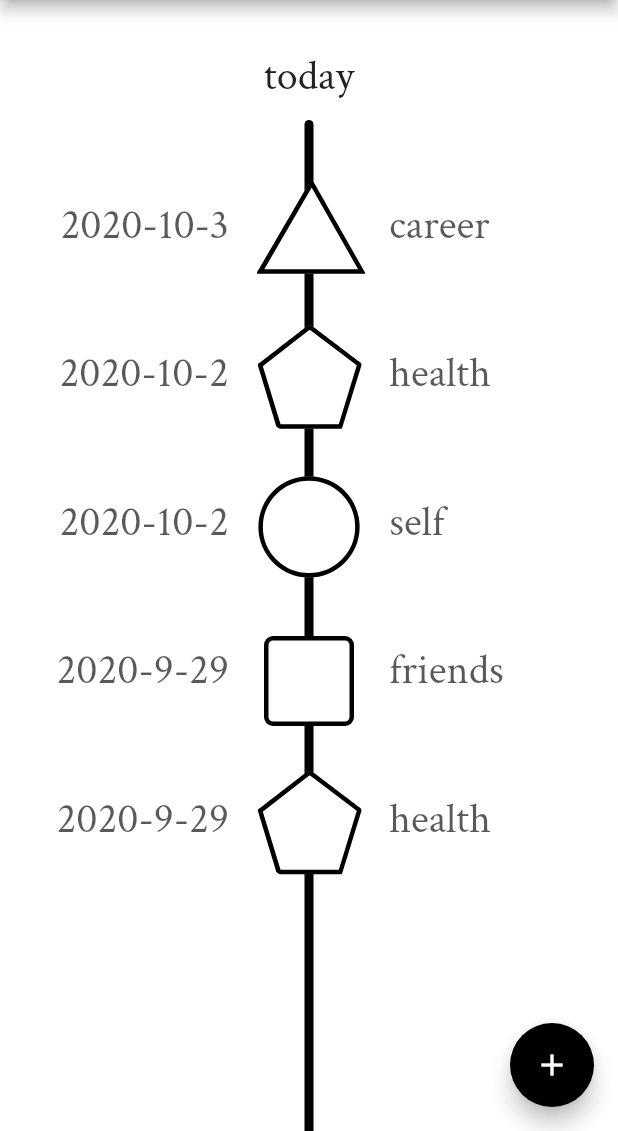
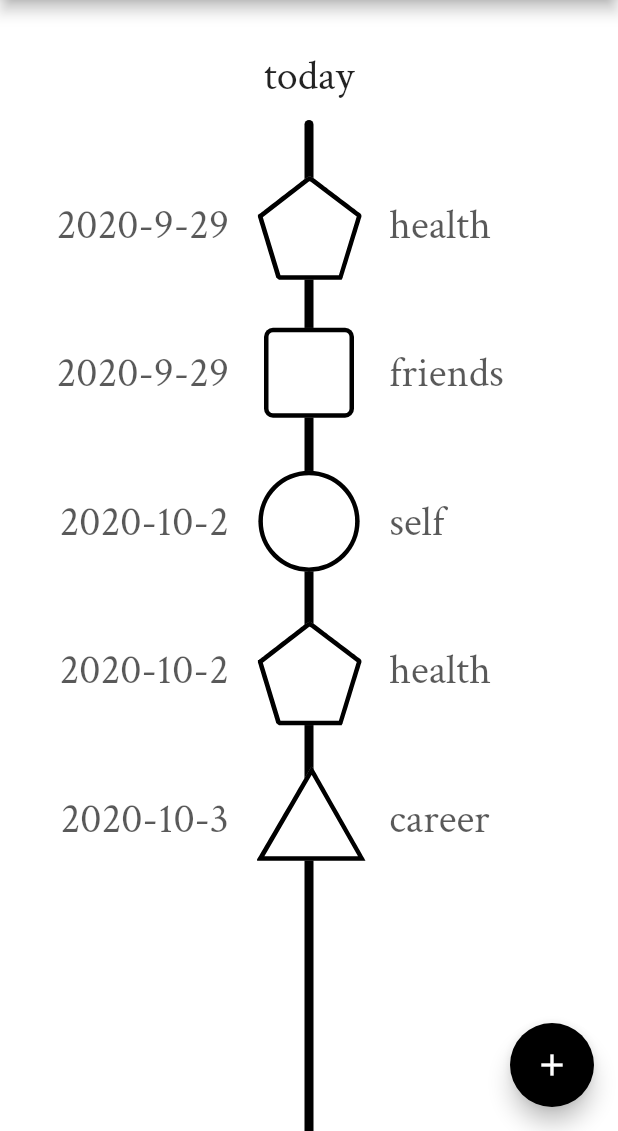
Before and after one commit to pal03377/deins-app, a Flutter app: the screen it shows after launch, on a phone screen of 412 x 824 dp, the part 105-1236 px from its top. Run offline on Flutter 3.47's test engine with Material 2 defaults, Android fonts, the phone set to English and light mode, and no system bars; our stand-ins replace google_fonts.

Commit message:
reverse entry list and remove strange padding

```diff
--- a/app/lib/TimelineList.dart
+++ b/app/lib/TimelineList.dart
@@ -84,6 +84,7 @@ class _TimelineListState extends State<TimelineList> {
           }
         }
         return ListView.builder(
+          reverse: true,
           physics: NeverScrollableScrollPhysics(),
           shrinkWrap: true,
           itemCount: allEntries.length,
--- a/app/lib/TypeDraw.dart
+++ b/app/lib/TypeDraw.dart
@@ -38,10 +38,6 @@ class _TypeDrawState extends State<TypeDraw> {
 
     return IgnorePointer(
       ignoring: false, /*_disabled*/
-      child: Padding(
-        padding: EdgeInsets.only(
-          top: max(0, (_size.height - path.getBounds().height) / 2)
-        ),
       child: GestureDetector(
         child: ClipPath(
           clipper: PathClipper(path),
@@ -74,8 +70,7 @@ class _TypeDrawState extends State<TypeDraw> {
           });
           Provider.of<EntryModel>(context, listen: false).indicateChange();
         }
-        ),
-      ),
+      )
     );
   }
 }
```
Lines whose indentation alone changed are shown as unchanged.
